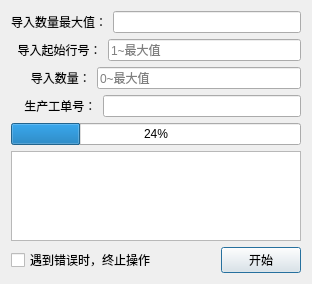
The window that src/NeoToolKits/UI/Form/ExcelDataUploadConfigPopDialog.ui (JaneYih/QT_NeoToolKits) describes before a commit, drawn with Qt 5.
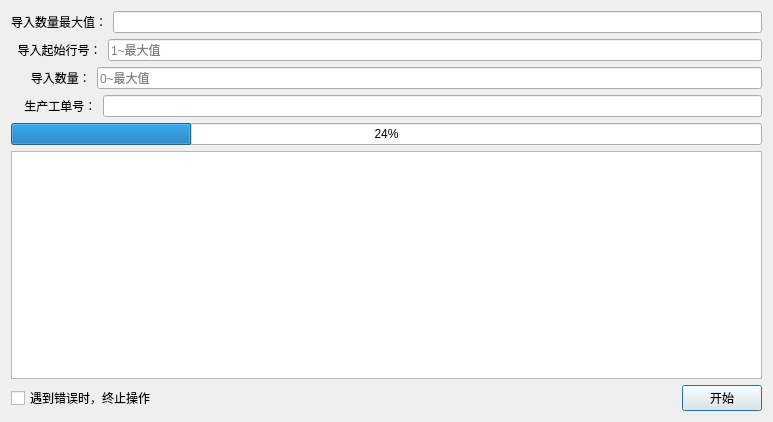
The same window after the commit.

The edit to the form file:
```diff
--- a/src/NeoToolKits/UI/Form/ExcelDataUploadConfigPopDialog.ui
+++ b/src/NeoToolKits/UI/Form/ExcelDataUploadConfigPopDialog.ui
@@ -6,8 +6,8 @@
    <rect>
     <x>0</x>
     <y>0</y>
-    <width>312</width>
-    <height>284</height>
+    <width>773</width>
+    <height>422</height>
    </rect>
   </property>
   <property name="windowTitle">
```
